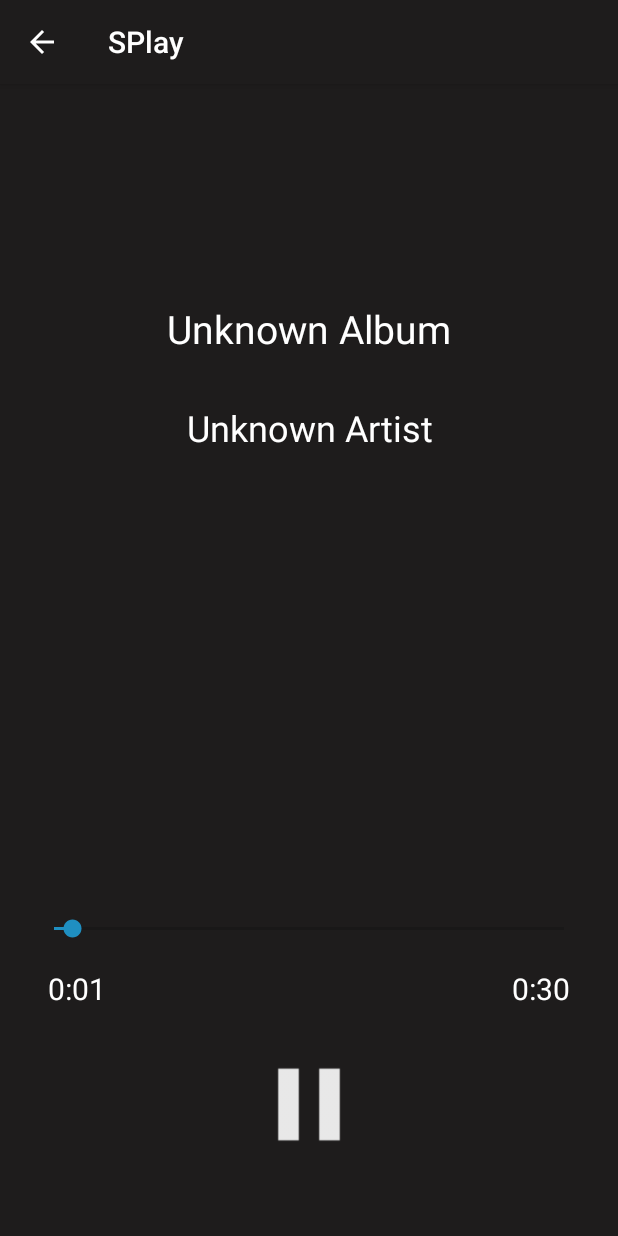
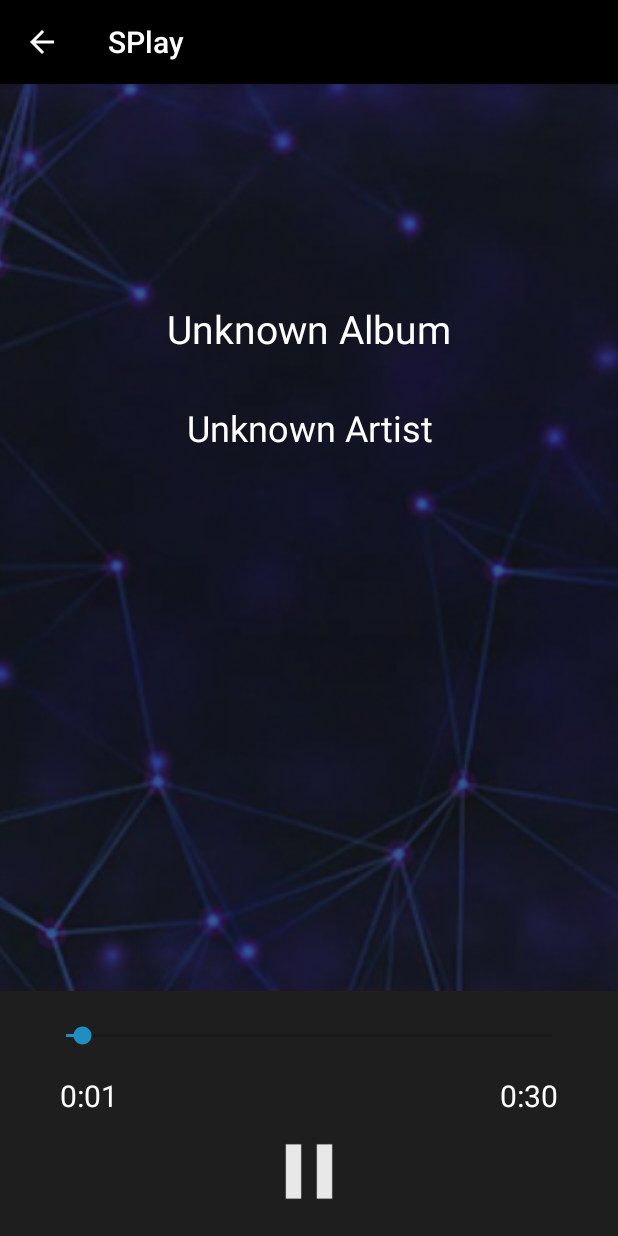
Before and after one commit to omkarprabhu-98/SPlay, an Android app: the PlayActivity screen opened directly, with no data from a screen before it, on a phone screen of 412 x 824 dp. Run offline under Robolectric (Android 15) with nearby library versions, the phone set to English and light mode, and no system bars; 1 statement that could not run was skipped.

```diff
--- a/app/src/main/res/layout/activity_play.xml
+++ b/app/src/main/res/layout/activity_play.xml
@@ -5,7 +5,7 @@
     android:layout_width="match_parent"
     android:layout_height="match_parent"
     android:orientation="vertical"
-    android:background="#1E1C1C"
+    android:background="#1E1E1E"
     tools:context="com.omkar_p31.admim.splay.PlayActivity">
 
     <RelativeLayout
@@ -21,9 +21,9 @@
             android:layout_gravity="center"
             android:alpha="0.5"
             android:scaleType="centerCrop"
-            android:src="@drawable/wall"
+            android:src="@drawable/wall"/>
 
-            />
+
 
 
         <!-- Song Name -->
@@ -62,11 +62,14 @@
             android:layout_alignParentEnd="true" />
     </RelativeLayout>
 
+
     <LinearLayout
         android:layout_width="match_parent"
         android:layout_height="wrap_content"
+        android:background="#1E1E1E"
+        android:elevation="4dp"
         android:orientation="vertical"
-        android:layout_weight="1">
+        android:padding="8dp">
         <!-- Seekbar For Song -->
         <SeekBar
             android:id="@+id/songProgressBar"
@@ -117,22 +120,21 @@
         <LinearLayout
             android:layout_width="match_parent"
             android:layout_height="match_parent"
-            android:layout_marginBottom="1dp"
+            android:layout_marginBottom="4dp"
             android:layout_marginTop="2dp"
-
             >
 
             <!-- Play Pause Button -->
             <ImageView
                 android:id="@+id/playpause"
                 android:layout_width="match_parent"
-                android:layout_height="82dp"
+                android:layout_height="62dp"
                 android:layout_gravity="center"
-                android:layout_marginBottom="14dp"
                 android:alpha=".9"
                 android:src="@drawable/pause" />
 
         </LinearLayout>
     </LinearLayout>
 
+
 </LinearLayout>
--- a/app/src/main/res/layout/activity_songlist.xml
+++ b/app/src/main/res/layout/activity_songlist.xml
@@ -5,7 +5,7 @@
     android:layout_width="match_parent"
     android:id="@+id/activity_songlist"
     android:layout_height="match_parent"
-    android:background="#212121"
+    android:background="#1E1C1C"
     android:drawSelectorOnTop="true"
     tools:context="com.omkar_p31.admim.splay.SonglistActivity">
 
--- a/app/src/main/res/layout/song_list.xml
+++ b/app/src/main/res/layout/song_list.xml
@@ -2,13 +2,13 @@
 <LinearLayout xmlns:android="http://schemas.android.com/apk/res/android"
     android:layout_width="match_parent"
     android:layout_height="match_parent"
-
+    android:orientation="vertical"
     >
 
     <FrameLayout
         android:layout_width="match_parent"
         android:layout_height="wrap_content"
-        android:background="#000000"
+        android:background="#131212"
         >
 
         <LinearLayout
--- a/app/src/main/res/values/colors.xml
+++ b/app/src/main/res/values/colors.xml
@@ -1,6 +1,6 @@
 <?xml version="1.0" encoding="utf-8"?>
 <resources>
-    <color name="colorPrimary">#1E1C1C</color>
+    <color name="colorPrimary">#000000</color>
     <color name="colorPrimaryDark">#000000</color>
     <color name="colorAccent">#1f8fc1</color>
     <color name="ripple">#1f8fc1</color>
```
Also changed, not shown: app/build.gradle (+7 -5 lines), build.gradle (+11 -1 lines), app/src/main/res/drawable/wall.jpg, gradle/wrapper/gradle-wrapper.properties.
